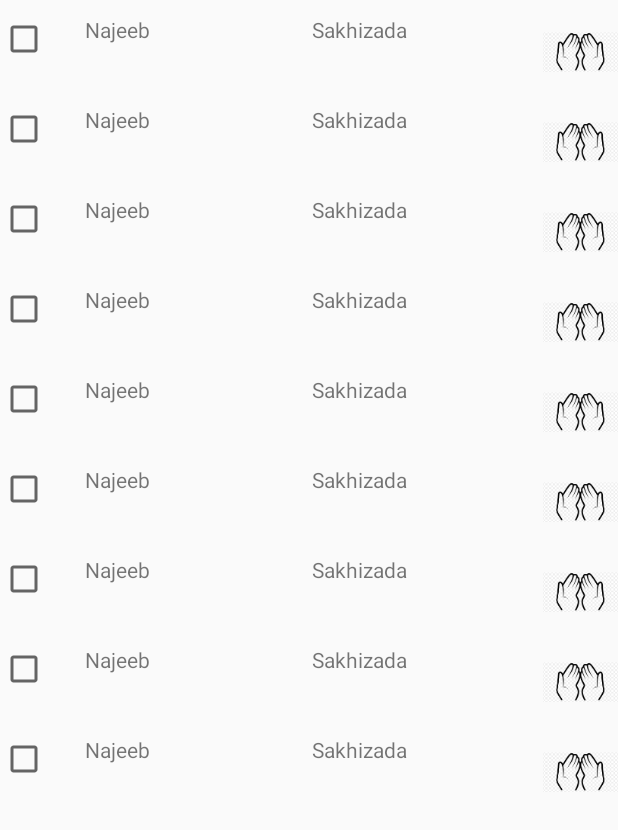
After one commit to ns-jeeb/shingrani_community_app, an Android app: the UserListActivity screen opened directly, with no data from a screen before it, on a phone screen of 412 x 824 dp. The commit adds this screen. Shown: the top 830 px of the screen. Run offline under Robolectric (Android 15) with nearby library versions, the phone set to English and light mode, and no system bars; our stand-ins replace data binding.

Commit message:
mock data for user

```diff
--- a/app/src/main/java/com/locked/shingranicommunity/dashboard/DashboardItemRequestListener.kt
+++ b/app/src/main/java/com/locked/shingranicommunity/dashboard/DashboardItemRequestListener.kt
@@ -2,6 +2,7 @@ package com.locked.shingranicommunity.dashboard
 
 import androidx.lifecycle.LiveData
 import androidx.lifecycle.MutableLiveData
+import com.locked.shingranicommunity.dashboard.data.Field
 import com.locked.shingranicommunity.dashboard.data.Item
 
 interface DashboardItemRequestListener {
@@ -10,6 +11,7 @@ interface DashboardItemRequestListener {
     fun getFields(): LiveData<ArrayList<Item>>?
     fun fetchEvent(template: String): MutableLiveData<ArrayList<Item>>?
     fun fetchAnnouncement(template: String): MutableLiveData<ArrayList<Item>>?
+    fun createEvent(fields: ArrayList<Field>,template: String): MutableLiveData<String>?
     val cachedData: LiveData<ArrayList<Item>>?
     suspend fun fetchNewItem()
 }
--- /dev/null
+++ b/app/src/main/java/com/locked/shingranicommunity/dashboard/data/Users.kt
@@ -0,0 +1,74 @@
+package com.locked.shingranicommunity.dashboard.data
+
+import com.google.gson.annotations.Expose
+
+import com.google.gson.annotations.SerializedName
+
+
+
+
+data class Users(
+    @SerializedName("token")
+    @Expose
+    var token: String,
+    @SerializedName("_id")
+    @Expose
+    var id: String,
+    @SerializedName("role")
+    @Expose
+    private var role: String? = null,
+    @SerializedName("keywords")
+    @Expose
+    private var keywords: List<String?>? = null,
+    @SerializedName("picture")
+    @Expose
+    private var picture: String? = null,
+    @SerializedName("f_name")
+    @Expose
+    var fName: String? = null,
+    @SerializedName("email")
+    @Expose
+    var email: String? = null,
+    @SerializedName("password")
+    @Expose
+    var password: String? = null,
+    @SerializedName("l_name")
+    @Expose
+    var lName: String? = null,
+    @SerializedName("user_comm_id")
+    @Expose
+    private var userCommId: String? = null,
+    @SerializedName("address")
+    @Expose
+    var address: String? = null,
+    @SerializedName("city")
+    @Expose
+    var city: String? = null,
+    @SerializedName("province")
+    @Expose
+    var province: String? = null,
+    @SerializedName("postal_code")
+    @Expose
+    var postalCode: String? = null,
+    @SerializedName("home_phone")
+    @Expose
+    var homePhone: String? = null,
+    @SerializedName("cell_phone")
+    @Expose
+    var cellPhone: String? = null,
+    @SerializedName("gender")
+    @Expose
+    var gender: String? = null,
+    @SerializedName("age")
+    @Expose
+    private var age: String? = null,
+    //    @SerializedName("createdAt")
+//    @Expose
+//    private CreatedAt createdAt;
+//    @SerializedName("updatedAt")
+//    @Expose
+//    private UpdatedAt updatedAt;
+    @SerializedName("__v")
+    @Expose
+    private var v: Int? = null
+){}
--- /dev/null
+++ b/app/src/main/java/com/locked/shingranicommunity/dashboard/event/create_event/UserListActivity.kt
@@ -0,0 +1,186 @@
+package com.locked.shingranicommunity.dashboard.event.create_event
+
+import android.app.Activity
+import android.content.Intent
+import android.os.Bundle
+import android.util.Log
+import android.view.LayoutInflater
+import android.view.View
+import android.view.ViewGroup
+import android.widget.CompoundButton
+import androidx.annotation.NonNull
+import androidx.appcompat.app.AppCompatActivity
+import androidx.databinding.DataBindingUtil
+import androidx.recyclerview.widget.LinearLayoutManager
+import androidx.recyclerview.widget.RecyclerView
+import com.locked.shingranicommunity.R
+import com.locked.shingranicommunity.dashboard.data.Users
+import com.locked.shingranicommunity.databinding.ActivityUserListBinding
+import com.locked.shingranicommunity.databinding.FragmentUserSelectItemBinding
+
+
+class UserListActivity : AppCompatActivity(), OnUserClickListener {
+
+    lateinit var mBinding: ActivityUserListBinding
+    var selectedUser = ArrayList<Users>()
+    override fun onCreate(savedInstanceState: Bundle?) {
+        super.onCreate(savedInstanceState)
+        mBinding = DataBindingUtil.setContentView(this, R.layout.activity_user_list)
+        var users = ArrayList<Users>()
+        var user1 = Users("1","1","",null,"","Najeeb","na@jeeb","",
+            "Sakhizada","Shingrini",
+            "20 - 803 Esterbrooke Ave","North York",
+            "ON","M2j3C2","4165541881","455-5545555","M","41",0)
+        var user2 = Users("2","2","",null,"","Najeeb","na@jeeb","",
+            "Sakhizada","Shingrini",
+            "20 - 803 Esterbrooke Ave","North York",
+            "ON","M2j3C2","4165541881","455-5545555","M","41",0)
+        var user3 = Users("3","3","",null,"","Najeeb","na@jeeb","",
+            "Sakhizada","Shingrini",
+            "20 - 803 Esterbrooke Ave","North York",
+            "ON","M2j3C2","4165541881","455-5545555","M","41",0)
+        var user4 = Users("4","4","",null,"","Najeeb","na@jeeb","",
+            "Sakhizada","Shingrini",
+            "20 - 803 Esterbrooke Ave","North York",
+            "ON","M2j3C2","4165541881","455-5545555","M","41",0)
+        var user5 = Users("5","5","",null,"","Najeeb","na@jeeb","",
+            "Sakhizada","Shingrini",
+            "20 - 803 Esterbrooke Ave","North York",
+            "ON","M2j3C2","4165541881","455-5545555","M","41",0)
+        var user6 = Users("6","6","",null,"","Najeeb","na@jeeb","",
+            "Sakhizada","Shingrini",
+            "20 - 803 Esterbrooke Ave","North York",
+            "ON","M2j3C2","4165541881","455-5545555","M","41",0)
+        var user7 = Users("7","7","",null,"","Najeeb","na@jeeb","",
+            "Sakhizada","Shingrini",
+            "20 - 803 Esterbrooke Ave","North York",
+            "ON","M2j3C2","4165541881","455-5545555","M","41",0)
+        var user8 = Users("8","8","",null,"","Najeeb","na@jeeb","",
+            "Sakhizada","Shingrini",
+            "20 - 803 Esterbrooke Ave","North York",
+            "ON","M2j3C2","4165541881","455-5545555","M","41",0)
+
+        var user9 = Users("9","9","",null,"","Najeeb","na@jeeb","",
+        "Sakhizada","Shingrini",
+        "20 - 803 Esterbrooke Ave","North York",
+        "ON","M2j3C2","4165541881","455-5545555","M","41",0)
+        users.add(user1)
+        users.add(user2)
+        users.add(user3)
+        users.add(user4)
+        users.add(user5)
+        users.add(user6)
+        users.add(user7)
+        users.add(user8)
+        users.add(user9)
+        var userAdapter = UserSelectionAdapter(users)
+        userAdapter.setListener(this)
+        var layoutManager = LinearLayoutManager(this,LinearLayoutManager.VERTICAL, false)
+        mBinding.userSelectionList.layoutManager = layoutManager
+        mBinding.userSelectionList.adapter = userAdapter
+
+    }
+
+    override fun onBackPressed() {
+        var intent = Intent()
+        intent.putExtra("number_of_guests",selectedUser.size)
+        setResult(101,intent)
+        finish()
+        super.onBackPressed()
+    }
+
+    class UserSelectionAdapter(private val users: ArrayList<Users>?) : RecyclerView.Adapter<UserSelectionAdapter.UserViewHolder>() {
+        var mListener: OnUserClickListener? = null
+        var mUsers = users
+        var mSelectedUserId =  ArrayList<Users>()
+        fun setListener(listener: OnUserClickListener?) {
+            mListener = listener
+        }
+
+        @NonNull
+        override fun onCreateViewHolder(@NonNull viewGroup: ViewGroup, i: Int): UserViewHolder {
+            return UserViewHolder(viewGroup)
+        }
+
+        override fun onBindViewHolder(@NonNull userViewHolder: UserViewHolder, i: Int) {
+            userViewHolder.bind(mUsers!![i])
+        }
+
+        override fun getItemCount(): Int {
+            return if (mUsers == null || mUsers!!.size === 0) {
+                5
+            } else mUsers!!.size
+        }
+
+        inner class UserViewHolder(@NonNull parent: ViewGroup) : RecyclerView.ViewHolder(LayoutInflater.from(parent.context).inflate(R.layout.fragment_user_select_item, parent, false)),
+            View.OnClickListener,
+            CompoundButton.OnCheckedChangeListener {
+            var mBinding: FragmentUserSelectItemBinding?
+
+            fun bind(user: Users?) {
+                if (user != null ) {
+                    mBinding?.selectUserName?.text = user.fName
+                    mBinding?.selectLastName?.text = user.lName
+                    mBinding?.lblCellPhone?.text = user.cellPhone
+                    mBinding?.txtHomePhone?.text = user.homePhone
+                    mBinding?.txtAddress?.text = user.address
+                    mBinding?.lblAddress?.text = user.city
+
+                    mBinding?.chUserSelect?.setOnCheckedChangeListener(this)
+                    itemView.setOnClickListener(this)
+                }
+            }
+
+            override fun onClick(view: View?) {
+                if (mBinding?.userMoreInfoLayout?.visibility == View.VISIBLE) {
+                    mBinding?.userMoreInfoLayout?.visibility = View.GONE
+                } else {
+                    mBinding?.userMoreInfoLayout?.visibility = View.VISIBLE
+                }
+            }
+
+
+            override fun onCheckedChanged(compoundButton: CompoundButton, b: Boolean) {
+                if (b) {
+                    mUsers?.get(adapterPosition)?.id?.let { mSelectedUserId.add(mUsers!![adapterPosition]) }
+                    Log.d("numbers","${mSelectedUserId.size}")
+                    mListener?.onUserCheckedListener(mSelectedUserId, adapterPosition)
+                } else {
+                    var user : Users? = null
+                    for (i in 0 until mSelectedUserId.size){
+                        user = mSelectedUserId[i]
+                    }
+                    if (user != null) {
+                        checkSizeWithIndex(user.id)
+                    }
+                }
+            }
+
+            init {
+                mBinding = DataBindingUtil.bind(itemView)
+            }
+
+            private fun checkSizeWithIndex(id: String) {
+
+                if (mSelectedUserId.size > 0) {
+
+                    for (i in 0 until mSelectedUserId.size) {
+                        if (id == mSelectedUserId[i].id) {
+                            mSelectedUserId.removeAt(i)
+                        }
+                    }
+                    Log.d("Index_Of_user", "selected user size ${mSelectedUserId.size}")
+                }
+
+            }
+        }
+    }
+
+    override fun onUserCheckedListener(users: ArrayList<Users>, position: Int) {
+        selectedUser = users
+    }
+
+}
+interface OnUserClickListener {
+    fun onUserCheckedListener(users: ArrayList<Users>, position: Int)
+}
--- /dev/null
+++ b/app/src/main/res/layout/activity_user_list.xml
@@ -0,0 +1,19 @@
+<?xml version="1.0" encoding="utf-8"?>
+<layout
+    xmlns:android="http://schemas.android.com/apk/res/android"
+    xmlns:app="http://schemas.android.com/apk/res-auto"
+    xmlns:tools="http://schemas.android.com/tools">
+
+    <androidx.constraintlayout.widget.ConstraintLayout
+        android:layout_width="match_parent"
+        android:layout_height="match_parent"
+        tools:context=".dashboard.event.create_event.UserListActivity">
+        <androidx.recyclerview.widget.RecyclerView
+            android:layout_width="match_parent"
+            android:layout_height="wrap_content"
+            android:id="@+id/user_selection_list"
+            app:layout_constraintTop_toTopOf="parent"
+            />
+
+    </androidx.constraintlayout.widget.ConstraintLayout>
+</layout>
--- /dev/null
+++ b/app/src/main/res/layout/fragment_user_select_item.xml
@@ -0,0 +1,119 @@
+<?xml version="1.0" encoding="utf-8"?>
+<layout xmlns:android="http://schemas.android.com/apk/res/android"
+    xmlns:app="http://schemas.android.com/apk/res-auto"
+    xmlns:tools="http://schemas.android.com/tools">
+
+    <androidx.constraintlayout.widget.ConstraintLayout
+        android:layout_width="match_parent"
+        android:layout_height="wrap_content"
+        android:paddingTop="10dp">
+
+        <CheckBox
+            android:id="@+id/ch_user_select"
+            android:layout_width="wrap_content"
+            android:layout_height="wrap_content"
+            app:layout_constraintStart_toStartOf="parent"
+            app:layout_constraintTop_toTopOf="parent"/>
+
+        <LinearLayout
+            android:id="@+id/user_info_layout"
+            android:layout_width="0dp"
+            app:layout_constraintWidth_percent=".90"
+            android:weightSum="1"
+            android:layout_height="wrap_content"
+            app:layout_constraintTop_toTopOf="parent"
+            app:layout_constraintEnd_toEndOf="parent"
+            android:orientation="horizontal">
+
+            <TextView
+                android:id="@+id/select_user_name"
+                android:layout_width="0dp"
+                android:layout_height="wrap_content"
+                android:layout_weight="0.4"
+                android:text="@string/date"
+                tools:text="invitation"
+                android:layout_marginStart="15dp"
+                android:layout_marginLeft="15dp"/>
+
+            <TextView
+                android:id="@+id/select_last_name"
+                android:layout_width="0dp"
+                android:layout_height="wrap_content"
+                android:layout_weight="0.4"
+                android:text="@string/time"
+                tools:text="invitation"
+                android:layout_marginStart="15dp"
+                android:layout_marginLeft="15dp"/>
+
+        </LinearLayout>
+
+        <androidx.constraintlayout.widget.ConstraintLayout
+            android:id="@+id/user_more_info_layout"
+            android:layout_width="match_parent"
+            android:layout_height="wrap_content"
+            android:visibility="gone"
+            app:layout_constraintTop_toBottomOf="@id/ch_user_select">
+
+            <TextView
+                android:id="@+id/lbl_cell_phone"
+                android:layout_width="wrap_content"
+                android:layout_height="wrap_content"
+                android:layout_marginStart="15dp"
+                android:layout_marginLeft="15dp"
+                android:text="@string/cell_phone"
+                app:layout_constraintStart_toStartOf="parent"
+                app:layout_constraintTop_toTopOf="parent"
+                tools:text="@string/cell_phone"/>
+
+            <TextView
+                android:id="@+id/lbl_address"
+                android:layout_width="wrap_content"
+                android:layout_height="wrap_content"
+                android:layout_marginStart="15dp"
+                android:layout_marginLeft="15dp"
+                android:text="@string/address"
+                app:layout_constraintStart_toStartOf="parent"
+                app:layout_constraintTop_toBottomOf="@+id/lbl_cell_phone"
+                tools:text="Address"/>
+
+            <TextView
+                android:id="@+id/txt_address"
+                android:layout_width="wrap_content"
+                android:layout_height="wrap_content"
+                android:layout_marginStart="15dp"
+                android:layout_marginLeft="15dp"
+                app:layout_constraintTop_toTopOf="parent"
+                app:layout_constraintStart_toEndOf="@id/guideline"
+                tools:text="Address"/>
+
+            <TextView
+                android:id="@+id/txt_home_phone"
+                android:layout_width="wrap_content"
+                android:layout_height="wrap_content"
+                android:layout_marginStart="15dp"
+                android:layout_marginLeft="15dp"
+                app:layout_constraintTop_toTopOf="@id/lbl_address"
+                app:layout_constraintStart_toStartOf="@id/guideline"
+                tools:text="invitation"/>
+
+            <androidx.constraintlayout.widget.Guideline
+                android:id="@+id/guideline"
+                android:layout_width="wrap_content"
+                android:layout_height="wrap_content"
+                android:orientation="vertical"
+                app:layout_constraintGuide_percent="0.25"/>
+
+        </androidx.constraintlayout.widget.ConstraintLayout>
+
+        <ImageView
+            android:id="@+id/select_user_avatar"
+            android:layout_width="50dp"
+            android:layout_height="50dp"
+            android:layout_gravity="end"
+            app:layout_constraintEnd_toEndOf="parent"
+            app:layout_constraintTop_toTopOf="parent"
+            android:layout_weight="0.4"
+            android:src="@drawable/ic_dou"/>
+
+    </androidx.constraintlayout.widget.ConstraintLayout>
+</layout>
```
Also changed, not shown: app/src/main/AndroidManifest.xml (+9 -13 lines), app/src/main/java/com/locked/shingranicommunity/dashboard/DashBoardViewPagerActivity.kt (+9 -0 lines), app/src/main/java/com/locked/shingranicommunity/dashboard/DashboardRepository.kt (+56 -25 lines), app/src/main/java/com/locked/shingranicommunity/dashboard/event/create_event/ui/createevent/CreateEventFragment.kt (+40 -5 lines), app/src/main/java/com/locked/shingranicommunity/dashboard/event/create_event/ui/createevent/CreateEventViewModel.kt (+94 -2 lines), app/src/main/res/layout/create_event_fragment.xml (+14 -0 lines), app/src/main/res/menu/menu_user_list.xml (added, +10 -0 lines).
